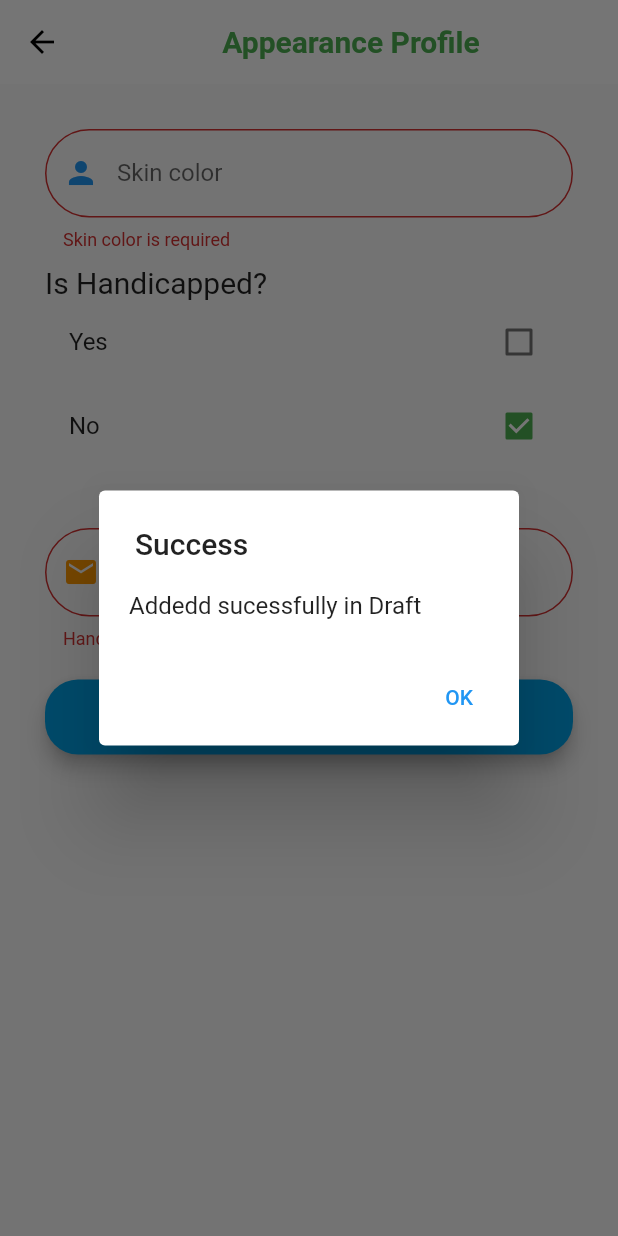
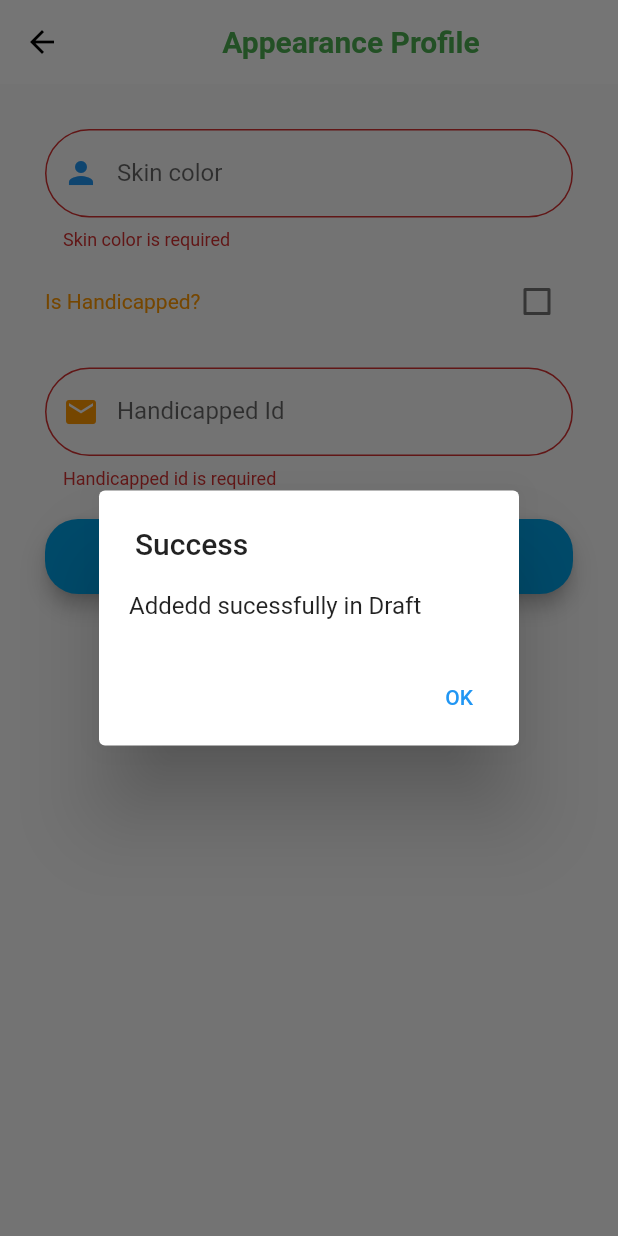
Before and after one commit to adeshpokhrel15/Profile-Dashboard-UI, a Flutter app: the appearenceProfile screen opened by its route, after a tap on "Save as Draft", on a phone screen of 412 x 824 dp. Run offline on Flutter 3.47's test engine with Material 2 defaults, Android fonts, the phone set to English and light mode, and no system bars; our stand-ins replace bottom_navy_bar, charts_flutter, flutter_riverpod, geocoding, geolocator, get and 5 more; missing offline and left inert: nepali_date_picker, nepali_utils; accounts and stored records are empty; network calls fail.

Commit message:
appearence hivebox.

```diff
--- a/lib/main.dart
+++ b/lib/main.dart
@@ -50,6 +50,7 @@ class MyApp extends StatelessWidget {
     return GetMaterialApp(
         debugShowCheckedModeBanner: false,
         home:
+            //appearenceProfile(),
             //storage(),
             //transistionShow(),
 
--- a/lib/providers/formProvider.dart
+++ b/lib/providers/formProvider.dart
@@ -158,26 +158,15 @@ class FormProvider extends StateNotifier<List<formModel>> {
           user.geneticdiseasedescription ?? useform.geneticdiseasedescription;
       user.vaccinedetails = user.vaccinedetails ?? useform.vaccinedetails;
       user.vacinedose = user.vacinedose ?? useform.vacinedose;
-      user.isbelowvaccinated =
-          user.isbelowvaccinated ?? useform.isbelowvaccinated;
 
       user.latitude = user.latitude ?? useform.latitude;
       user.longitude = user.longitude ?? useform.longitude;
+
       user.save();
       state = [
         for (final element in state)
           if (element == useform) useform else element
       ];
-      // print(user.skincolor);
-      // print(user.ishandicap);
-      // print(user.handicappedtypeid);
-
-      // Hive.box<formModel>('FormModel').add(user);
-      // box.add(formModel(
-      //   skincolor: user.skincolor,
-      //   ishandicap: user.ishandicap,
-      //   handicappedtypeid: user.handicappedtypeid,
-      // ));
     }
   }
 
--- a/lib/screens/Forms/appearenceform.dart
+++ b/lib/screens/Forms/appearenceform.dart
@@ -17,6 +17,7 @@ class _appearenceProfileState extends State<appearenceProfile> {
 
   final handicapedid = TextEditingController();
   bool _checkHandicapped = false;
+  bool isChecked = false;
 
   @override
   Widget build(BuildContext context) {
@@ -75,13 +76,31 @@ class _appearenceProfileState extends State<appearenceProfile> {
                 SizedBox(
                   height: 10,
                 ),
-                Text(
-                  'Is Handicapped?',
-                  style: TextStyle(fontSize: 20),
-                ),
-                ...buildHandicapped(),
-                SizedBox(
-                  height: 20,
+                // Text(
+                //   'Is Handicapped?',
+                //   style: TextStyle(fontSize: 20),
+                // ),
+                // ...buildHandicapped(),
+                // SizedBox(
+                //   height: 20,
+                // ),
+                Row(
+                  mainAxisAlignment: MainAxisAlignment.center,
+                  children: [
+                    Text(
+                      "Is Handicapped?",
+                      style: TextStyle(color: Colors.orange),
+                    ),
+                    Spacer(),
+                    Checkbox(
+                      value: isChecked,
+                      onChanged: (value) {
+                        setState(() {
+                          isChecked = !isChecked;
+                        });
+                      },
+                    ) //Row
+                  ],
                 ),
                 SizedBox(
                   height: 20,
@@ -137,7 +156,7 @@ class _appearenceProfileState extends State<appearenceProfile> {
                       final appearenceprofileForm = formModel(
                         skincolor: skincolor.text.trim(),
                         handicappedtypeid: handicapedid.text.trim(),
-                        ishandicap: _checkHandicapped,
+                        ishandicap: isChecked,
                       );
                       final response = ref
                           .read(formModelProvider.notifier)
@@ -159,26 +178,26 @@ class _appearenceProfileState extends State<appearenceProfile> {
     });
   }
 
-  List<Widget> buildHandicapped() {
-    List<Widget> widgetss = [
-      CheckboxListTile(
-        activeColor: Colors.green,
-        value: _checkHandicapped,
-        title: Text('Yes'),
-        onChanged: (value) => setState(
-          (() => _checkHandicapped = true),
-        ),
-      ),
-      CheckboxListTile(
-        activeColor: Colors.green,
-        value: !_checkHandicapped,
-        title: Text('No'),
-        onChanged: (value) => setState(
-          (() => _checkHandicapped = false),
-        ),
-      ),
-    ];
+  // List<Widget> buildHandicapped() {
+  //   List<Widget> widgetss = [
+  //     CheckboxListTile(
+  //       activeColor: Colors.green,
+  //       value: _checkHandicapped,
+  //       title: Text('Yes'),
+  //       onChanged: (value) => setState(
+  //         (() => _checkHandicapped = true),
+  //       ),
+  //     ),
+  //     CheckboxListTile(
+  //       activeColor: Colors.green,
+  //       value: !_checkHandicapped,
+  //       title: Text('No'),
+  //       onChanged: (value) => setState(
+  //         (() => _checkHandicapped = false),
+  //       ),
+  //     ),
+  //   ];
 
-    return widgetss;
-  }
+  //   return widgetss;
+  // }
 }
```
Also changed, not shown: lib/screens/Forms/hahaha.dart (added, +66 -0 lines), lib/screens/storage.dart (+61 -61 lines).
